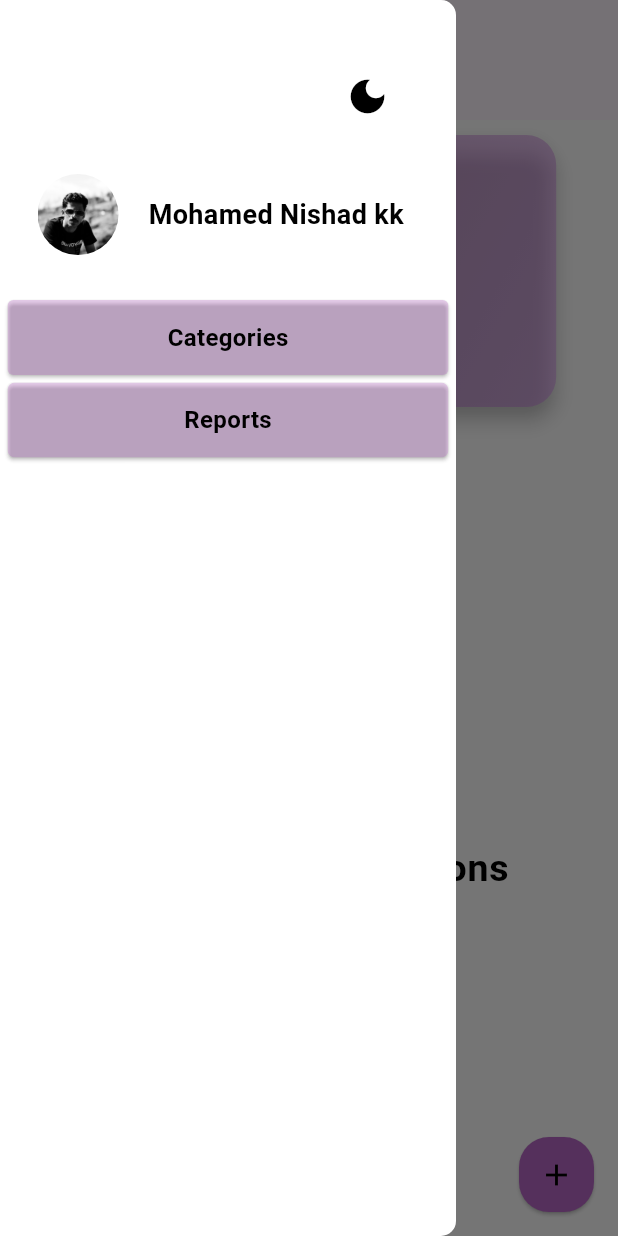
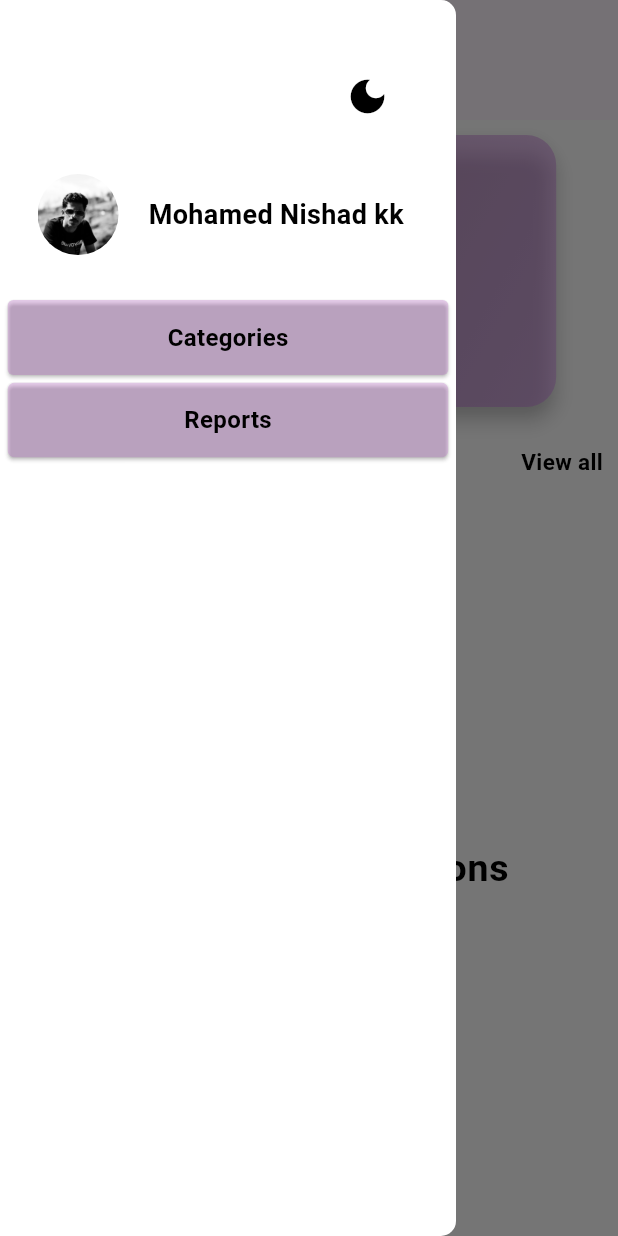
Before and after one commit to Nishadatgit/flutter-budget-tracker, a Flutter app: the screen it shows after launch, with the side drawer open, on a phone screen of 412 x 824 dp. Run offline on Flutter 3.47's test engine with Material 2 defaults, Android fonts, the phone set to English and light mode, and no system bars; our stand-ins replace bloc, delayed_display, flutter_bloc, flutter_slidable, hive, hive_flutter; accounts and stored records are empty.

Commit message:
added view all transaction

```diff
--- a/lib/screens/home/home_screen.dart
+++ b/lib/screens/home/home_screen.dart
@@ -8,6 +8,7 @@ import 'package:budget_tracker/screens/home/widgets/card_info_widget.dart';
 import 'package:budget_tracker/screens/home/widgets/drawer_header.dart';
 import 'package:budget_tracker/screens/home/widgets/transaction_tile.dart';
 import 'package:budget_tracker/screens/reports_screen/reports_screen.dart';
+import 'package:budget_tracker/screens/view_all_transactions_screen/view_all_transactions.dart';
 import 'package:delayed_display/delayed_display.dart';
 import 'package:flutter/material.dart';
 import 'package:flutter/rendering.dart';
@@ -38,8 +39,8 @@ class _HomeScreenState extends State<HomeScreen> with TickerProviderStateMixin {
         vsync: this, duration: const Duration(milliseconds: 300));
     final curvedFloatingAnimation = CurvedAnimation(
         parent: floatingAnimationController,
-        curve: Curves.easeIn,
-        reverseCurve: Curves.easeInCirc);
+        curve: Curves.ease,
+        reverseCurve: Curves.ease);
     floatingAnimation =
         Tween<Offset>(begin: const Offset(0, 2), end: const Offset(0, 0))
             .animate(curvedFloatingAnimation);
@@ -73,7 +74,9 @@ class _HomeScreenState extends State<HomeScreen> with TickerProviderStateMixin {
       onDrawerChanged: (value) {
         if (value == false) {
           animationController.reverse();
+          floatingAnimationController.forward();
         } else {
+          floatingAnimationController.reverse();
           animationController.forward();
         }
       },
@@ -183,10 +186,29 @@ class _HomeScreenState extends State<HomeScreen> with TickerProviderStateMixin {
               ),
             ),
             const SizedBox(height: 10),
-            Text(
-              "Recent Transactions",
-              style:
-                  Theme.of(context).textTheme.bodyLarge!.copyWith(fontSize: 22),
+            Row(
+              mainAxisAlignment: MainAxisAlignment.spaceBetween,
+              children: [
+                Text(
+                  "Recent transactions",
+                  style: Theme.of(context)
+                      .textTheme
+                      .bodyLarge!
+                      .copyWith(fontSize: 22),
+                ),
+                InkWell(
+                  onTap: () {
+                    Navigator.of(context).push(MaterialPageRoute(builder: (ctx)=>ViewAllTransactionScreen()));
+                  },
+                  child: Text(
+                    "View all",
+                    style: Theme.of(context)
+                        .textTheme
+                        .bodyMedium!
+                        .copyWith(fontSize: 15),
+                  ),
+                )
+              ],
             ),
             const SizedBox(height: 10),
             Expanded(
@@ -219,7 +241,9 @@ class _HomeScreenState extends State<HomeScreen> with TickerProviderStateMixin {
                               ),
                             );
                           },
-                          itemCount: state.transactions.length,
+                          itemCount: state.transactions.length > 20
+                              ? 20
+                              : state.transactions.length,
                         ),
                       ),
                     );
--- a/lib/screens/reports_screen/view_report.dart
+++ b/lib/screens/reports_screen/view_report.dart
@@ -40,7 +40,7 @@ class ViewReport extends StatelessWidget {
                               CategoryType.expense
                           ? Colors.red
                           : Colors.green,
-                      category: transaction.category.categoryType.name,
+                      category: transaction.category.name,
                       title: transaction.purpose,
                       amount: transaction.amount,
                       date: transaction.date),
```
Also changed, not shown: lib/db/reports_db/reports_db.dart (+2 -6 lines), lib/screens/add_transaction/add_transaction_screen.dart (+1 -20 lines), lib/screens/home/widgets/transaction_tile.dart (+4 -3 lines), lib/screens/view_all_transactions_screen/view_all_transactions.dart (added, +58 -0 lines).
